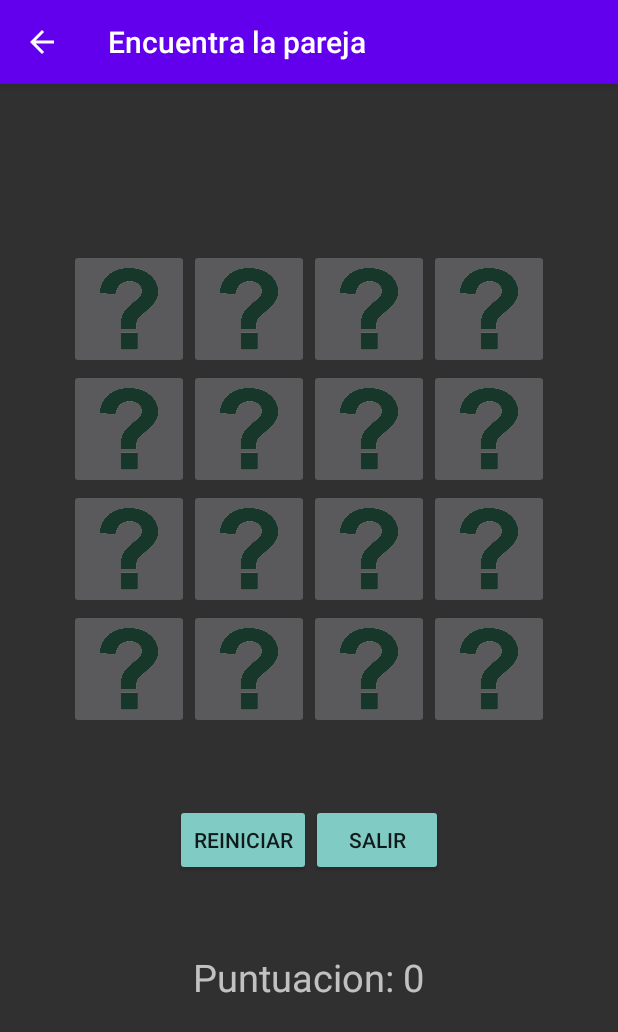
After one commit to ikeer-gr/ProyectoMultiAppAndroid, an Android app: the puzzle screen opened directly, with no data from a screen before it, on a phone screen of 412 x 824 dp. The commit adds this screen. Shown: the top 1032 px of the screen. Run offline under Robolectric (Android 15) with nearby library versions, the phone set to English and light mode, and no system bars.

Commit message:
Listo para entregar

```diff
--- a/app/src/main/AndroidManifest.xml
+++ b/app/src/main/AndroidManifest.xml
@@ -12,6 +12,9 @@
         android:supportsRtl="true"
         android:theme="@style/Theme.IkerGomezRubio"
         tools:targetApi="31">
+        <activity
+            android:name=".puzzle"
+            android:exported="false" />
         <activity
             android:name=".menuJuegos"
             android:exported="false" />
--- a/app/src/main/java/com/example/ikergomezrubio/menuJuegos.java
+++ b/app/src/main/java/com/example/ikergomezrubio/menuJuegos.java
@@ -24,6 +24,7 @@ public class menuJuegos extends AppCompatActivity {
         ActionBar actionBar = getSupportActionBar();
         if (actionBar != null) {
             actionBar.setDisplayHomeAsUpEnabled(true); // Habilitar la flecha
+            getSupportActionBar().setTitle(getString(R.string.app_name5));
         }
     }
 
@@ -37,4 +38,10 @@ public class menuJuegos extends AppCompatActivity {
         Intent i = new Intent(this, menu3raya.class);
         startActivity(i);
     }
+
+    public void ejecutarEncuentralaPareja(View v) {
+        Intent i = new Intent(this, puzzle.class);
+        startActivity(i);
+    }
+
 }
--- /dev/null
+++ b/app/src/main/java/com/example/ikergomezrubio/puzzle.java
@@ -0,0 +1,223 @@
+package com.example.ikergomezrubio;
+
+
+import android.os.Bundle;
+import android.os.Handler;
+import android.view.View;
+import android.widget.Button;
+import android.widget.ImageButton;
+import android.widget.ImageView;
+import android.widget.TextView;
+import android.widget.Toast;
+
+import androidx.annotation.Nullable;
+import androidx.appcompat.app.ActionBar;
+import androidx.appcompat.app.AppCompatActivity;
+
+import java.util.ArrayList;
+import java.util.Collections;
+
+
+public class puzzle extends AppCompatActivity {
+
+    // variables para los componentes de la vista
+    ImageButton imb00, imb01, imb02, imb03, imb04, imb05, imb06, imb07, imb08, imb09, imb10, imb11, imb12, imb13, imb14, imb15;
+    ImageButton[] tablero = new ImageButton[16];
+    Button botonReiniciar, botonSalir;
+    TextView textoPuntuacion;
+    int puntuacion;
+    int aciertos;
+
+    //imagenes
+    int[] imagenes;
+    int fondo;
+
+    //variables del juego
+    ArrayList<Integer> arrayDesordenado;
+    ImageButton primero;
+    int numeroPrimero, numeroSegundo;
+    boolean bloqueo = false;
+    final Handler handler = new Handler();
+
+    @Override
+    protected void onCreate(@Nullable Bundle savedInstanceState) {
+        super.onCreate(savedInstanceState);
+        setContentView(R.layout.activity_puzzle);
+        getSupportActionBar().setTitle(getString(R.string.app_name7));
+        init();
+        configurarActionBar();
+    }
+
+    private void cargarTablero() {
+        imb00 = findViewById(R.id.boton00);
+        imb01 = findViewById(R.id.boton01);
+        imb02 = findViewById(R.id.boton02);
+        imb03 = findViewById(R.id.boton03);
+        imb04 = findViewById(R.id.boton04);
+        imb05 = findViewById(R.id.boton05);
+        imb06 = findViewById(R.id.boton06);
+        imb07 = findViewById(R.id.boton07);
+        imb08 = findViewById(R.id.boton08);
+        imb09 = findViewById(R.id.boton09);
+        imb10 = findViewById(R.id.boton10);
+        imb11 = findViewById(R.id.boton11);
+        imb12 = findViewById(R.id.boton12);
+        imb13 = findViewById(R.id.boton13);
+        imb14 = findViewById(R.id.boton14);
+        imb15 = findViewById(R.id.boton15);
+
+        tablero[0] = imb00;
+        tablero[1] = imb01;
+        tablero[2] = imb02;
+        tablero[3] = imb03;
+        tablero[4] = imb04;
+        tablero[5] = imb05;
+        tablero[6] = imb06;
+        tablero[7] = imb07;
+        tablero[8] = imb08;
+        tablero[9] = imb09;
+        tablero[10] = imb10;
+        tablero[11] = imb11;
+        tablero[12] = imb12;
+        tablero[13] = imb13;
+        tablero[14] = imb14;
+        tablero[15] = imb15;
+    }
+
+
+    private void configurarActionBar() {
+        ActionBar actionBar = getSupportActionBar();
+        if (actionBar != null) {
+            actionBar.setDisplayHomeAsUpEnabled(true); // Habilitar la flecha
+
+        }
+    }
+
+    private void cargarBotones() {
+        botonReiniciar = findViewById(R.id.botonJuegoReiniciar);
+        botonSalir = findViewById(R.id.botonJuegoSalir);
+        botonReiniciar.setOnClickListener(new View.OnClickListener() {
+            @Override
+            public void onClick(View v) {
+                init();
+            }
+        });
+
+        botonSalir.setOnClickListener(new View.OnClickListener() {
+            @Override
+            public void onClick(View v) {
+                finish();
+            }
+        });
+    }
+
+    private void cargarTexto() {
+        textoPuntuacion = findViewById(R.id.texto_puntuacion);
+        puntuacion = 0;
+        aciertos = 0;
+        textoPuntuacion.setText("Puntuacion: " + puntuacion);
+    }
+
+    private void cargarImagenes() {
+        imagenes = new int[]{
+                R.drawable.la0,
+                R.drawable.la1,
+                R.drawable.la2,
+                R.drawable.la3,
+                R.drawable.la4,
+                R.drawable.la5,
+                R.drawable.la6,
+                R.drawable.la7
+        };
+        fondo = R.drawable.fondo;
+    }
+
+    private ArrayList<Integer> barajar(int longitud) {
+        ArrayList<Integer> result = new ArrayList<Integer>();
+        for (int i = 0; i < longitud * 2; i++) {
+            result.add(i % longitud);
+        }
+        Collections.shuffle(result);
+        // System.out.println(Arrays.toString(result.toArray()));
+        return result;
+    }
+
+    private void comprobar(int i, final ImageButton imgb) {
+        if (primero == null) {
+            primero = imgb;
+            primero.setScaleType(ImageView.ScaleType.CENTER_CROP);
+            primero.setImageResource(imagenes[arrayDesordenado.get(i)]);
+            primero.setEnabled(false);
+            numeroPrimero = arrayDesordenado.get(i);
+        } else {
+            bloqueo = true;
+            imgb.setScaleType(ImageView.ScaleType.CENTER_CROP);
+            imgb.setImageResource(imagenes[arrayDesordenado.get(i)]);
+            imgb.setEnabled(false);
+            numeroSegundo = arrayDesordenado.get(i);
+            if (numeroPrimero == numeroSegundo) {
+                primero = null;
+                bloqueo = false;
+                aciertos++;
+                puntuacion++;
+                textoPuntuacion.setText("Puntuación: " + puntuacion);
+                if (aciertos == imagenes.length) {
+                    Toast toast = Toast.makeText(getApplicationContext(), "Has ganado!!", Toast.LENGTH_LONG);
+                    toast.show();
+                }
+            } else {
+                handler.postDelayed(new Runnable() {
+                    @Override
+                    public void run() {
+                        primero.setScaleType(ImageView.ScaleType.CENTER_CROP);
+                        primero.setImageResource(fondo);
+                        primero.setEnabled(true);
+                        imgb.setScaleType(ImageView.ScaleType.CENTER_CROP);
+                        imgb.setImageResource(fondo);
+                        imgb.setEnabled(true);
+                        bloqueo = false;
+                        primero = null;
+                        puntuacion--;
+                        textoPuntuacion.setText("Puntuación: " + puntuacion);
+                    }
+                }, 1000);
+            }
+        }
+    }
+
+    private void init() {
+        cargarTablero();
+        cargarBotones();
+        cargarTexto();
+        cargarImagenes();
+        arrayDesordenado = barajar(imagenes.length);
+        for (int i = 0; i < tablero.length; i++) {
+            tablero[i].setScaleType(ImageView.ScaleType.CENTER_CROP);
+            tablero[i].setImageResource(imagenes[arrayDesordenado.get(i)]);
+            //tablero[i].setImageResource(fondo);
+        }
+        handler.postDelayed(new Runnable() {
+            @Override
+            public void run() {
+                for (int i = 0; i < tablero.length; i++) {
+                    tablero[i].setScaleType(ImageView.ScaleType.CENTER_CROP);
+                    //tablero[i].setImageResource(imagenes[arrayDesordenado.get(i)]);
+                    tablero[i].setImageResource(fondo);
+                }
+            }
+        }, 500);
+        for (int i = 0; i < tablero.length; i++) {
+            final int j = i;
+            tablero[i].setEnabled(true);
+            tablero[i].setOnClickListener(new View.OnClickListener() {
+                @Override
+                public void onClick(View v) {
+                    if (!bloqueo)
+                        comprobar(j, tablero[j]);
+                }
+            });
+        }
+
+    }
+
+}
--- a/app/src/main/res/layout/activity_menu_juegos.xml
+++ b/app/src/main/res/layout/activity_menu_juegos.xml
@@ -19,4 +19,18 @@
         android:onClick="ejecutar3enRaya"
         android:textSize="20sp"
         android:textStyle="bold" />
+
+    <Button
+        android:id="@+id/btnpareja"
+        android:layout_width="wrap_content"
+        android:layout_height="wrap_content"
+        android:layout_margin="16dp"
+        android:backgroundTint="?android:attr/colorAccent"
+        android:elevation="6dp"
+        android:padding="16dp"
+        android:text="@string/btnpareja"
+        android:textColor="?android:attr/textColorPrimaryInverse"
+        android:onClick="ejecutarEncuentralaPareja"
+        android:textSize="20sp"
+        android:textStyle="bold" />
 </LinearLayout>
--- /dev/null
+++ b/app/src/main/res/layout/activity_puzzle.xml
@@ -0,0 +1,186 @@
+<?xml version="1.0" encoding="utf-8"?>
+<LinearLayout xmlns:android="http://schemas.android.com/apk/res/android"
+    android:layout_width="match_parent"
+    android:layout_height="match_parent">
+
+    <TableLayout
+        android:layout_width="match_parent"
+        android:layout_height="wrap_content"
+        android:padding="10dp"
+        android:layout_marginTop="100dp">
+
+        <TableRow
+            android:layout_width="match_parent"
+            android:layout_height="match_parent"
+            android:gravity="center">
+
+            <ImageButton
+                android:id="@+id/boton00"
+                android:layout_width="80dp"
+                android:layout_height="80dp"
+                android:layout_column="0">
+            </ImageButton>
+            <ImageButton
+                android:id="@+id/boton01"
+                android:layout_width="80dp"
+                android:layout_height="80dp"
+                android:layout_column="1">
+            </ImageButton>
+            <ImageButton
+                android:id="@+id/boton02"
+                android:layout_width="80dp"
+                android:layout_height="80dp"
+                android:layout_column="2">
+            </ImageButton>
+            <ImageButton
+                android:id="@+id/boton03"
+                android:layout_width="80dp"
+                android:layout_height="80dp"
+                android:layout_column="3">
+            </ImageButton>
+
+        </TableRow>
+
+
+        <TableRow
+            android:layout_width="match_parent"
+            android:layout_height="match_parent"
+            android:gravity="center">
+
+            <ImageButton
+                android:id="@+id/boton04"
+                android:layout_width="80dp"
+                android:layout_height="80dp"
+                android:layout_column="0">
+            </ImageButton>
+            <ImageButton
+                android:id="@+id/boton05"
+                android:layout_width="80dp"
+                android:layout_height="80dp"
+                android:layout_column="1">
+            </ImageButton>
+            <ImageButton
+                android:id="@+id/boton06"
+                android:layout_width="80dp"
+                android:layout_height="80dp"
+                android:layout_column="2">
+            </ImageButton>
+            <ImageButton
+                android:id="@+id/boton07"
+                android:layout_width="80dp"
+                android:layout_height="80dp"
+                android:layout_column="3">
+            </ImageButton>
+
+        </TableRow>
+
+
+        <TableRow
+            android:layout_width="match_parent"
+            android:layout_height="match_parent"
+            android:gravity="center">
+
+            <ImageButton
+                android:id="@+id/boton08"
+                android:layout_width="80dp"
+                android:layout_height="80dp"
+                android:layout_column="0">
+            </ImageButton>
+            <ImageButton
+                android:id="@+id/boton09"
+                android:layout_width="80dp"
+                android:layout_height="80dp"
+                android:layout_column="1">
+            </ImageButton>
+            <ImageButton
+                android:id="@+id/boton10"
+                android:layout_width="80dp"
+                android:layout_height="80dp"
+                android:layout_column="2">
+            </ImageButton>
+            <ImageButton
+                android:id="@+id/boton11"
+                android:layout_width="80dp"
+                android:layout_height="80dp"
+                android:layout_column="3">
+            </ImageButton>
+
+        </TableRow>
+
+
+        <TableRow
+            android:layout_width="match_parent"
+            android:layout_height="match_parent"
+            android:gravity="center">
+
+            <ImageButton
+                android:id="@+id/boton12"
+                android:layout_width="80dp"
+                android:layout_height="80dp"
+                android:layout_column="0">
+            </ImageButton>
+            <ImageButton
+                android:id="@+id/boton13"
+                android:layout_width="80dp"
+                android:layout_height="80dp"
+                android:layout_column="1">
+            </ImageButton>
+            <ImageButton
+                android:id="@+id/boton14"
+                android:layout_width="80dp"
+                android:layout_height="80dp"
+                android:layout_column="2">
+            </ImageButton>
+            <ImageButton
+                android:id="@+id/boton15"
+                android:layout_width="80dp"
+                android:layout_height="80dp"
+                android:layout_column="3">
+            </ImageButton>
+
+        </TableRow>
+
+        <LinearLayout
+            android:layout_width="match_parent"
+            android:layout_height="match_parent"
+            android:orientation="horizontal"
+            android:gravity="center_horizontal"
+            android:layout_marginTop="50dp">
+
+            <Button
+                android:id="@+id/botonJuegoReiniciar"
+                android:layout_width="wrap_content"
+                android:layout_height="wrap_content"
+                android:backgroundTint="?android:attr/colorAccent"
+                android:textColor="?android:attr/textColorPrimaryInverse"
+                android:text="@string/botonJuegoReiniciar"></Button>
+            <Button
+                android:id="@+id/botonJuegoSalir"
+                android:layout_width="wrap_content"
+                android:layout_height="wrap_content"
+                android:backgroundTint="?android:attr/colorAccent"
+                android:textColor="?android:attr/textColorPrimaryInverse"
+                android:text="@string/botonJuegoSalir"></Button>
+
+        </LinearLayout>
+
+        <LinearLayout
+            android:layout_width="match_parent"
+            android:layout_height="match_parent"
+            android:orientation="horizontal"
+            android:gravity="center_horizontal"
+            android:layout_marginTop="50dp">
+
+            <TextView
+                android:id="@+id/texto_puntuacion"
+                android:layout_width="wrap_content"
+                android:layout_height="match_parent"
+                android:textSize="25dp"
+                android:layout_gravity="center">
+            </TextView>
+
+        </LinearLayout>
+
+    </TableLayout>
+
+</LinearLayout>
--- a/app/src/main/res/values/strings.xml
+++ b/app/src/main/res/values/strings.xml
@@ -28,5 +28,9 @@
     <string name="app_name5">Menu de juegos</string>
     <string name="app_name4">Modos Tres en raya</string>
     <string name="app_name3">Contador</string>
+    <string name="botonJuegoReiniciar">Reiniciar</string>
+    <string name="botonJuegoSalir">Salir</string>
+    <string name="btnpareja">Encuentra la pareja</string>
+    <string name="app_name7">Encuentra la pareja</string>
 
 </resources>
```
Also changed, not shown: app/src/main/res/drawable/fondo.png (added), app/src/main/res/drawable/la0.png (added), app/src/main/res/drawable/la1.png (added), app/src/main/res/drawable/la2.png (added), app/src/main/res/drawable/la3.png (added), app/src/main/res/drawable/la4.png (added), app/src/main/res/drawable/la5.png (added), app/src/main/res/drawable/la6.png (added), app/src/main/res/drawable/la7.png (added), app/src/main/res/drawable/logo.png, 1 other file.
